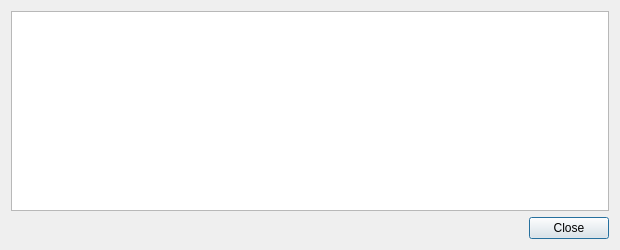
Qt form src/qt/forms/transactiondescdialog.ui (smartcryptotech/SmartCryptoTech) before a commit.
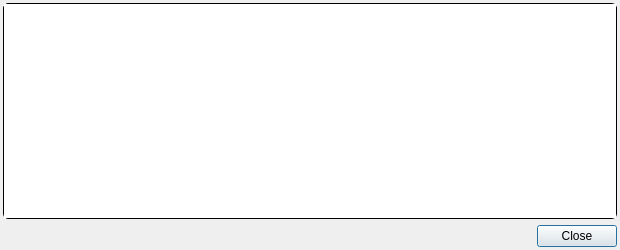
The same form after that commit.

The edit to the form file:
```diff
--- a/src/qt/forms/transactiondescdialog.ui
+++ b/src/qt/forms/transactiondescdialog.ui
@@ -14,11 +14,27 @@
    <string>Transaction details</string>
   </property>
   <layout class="QVBoxLayout" name="verticalLayout">
+   <property name="leftMargin">
+    <number>3</number>
+   </property>
+   <property name="topMargin">
+    <number>3</number>
+   </property>
+   <property name="rightMargin">
+    <number>3</number>
+   </property>
+   <property name="bottomMargin">
+    <number>3</number>
+   </property>
    <item>
     <widget class="QTextEdit" name="detailText">
      <property name="toolTip">
       <string>This pane shows a detailed description of the transaction</string>
      </property>
+     <property name="styleSheet">
+      <string notr="true">border: 1px solid rgb(0, 0, 0); 
+border-radius: 5px;</string>
+     </property>
      <property name="readOnly">
       <bool>true</bool>
      </property>
```
